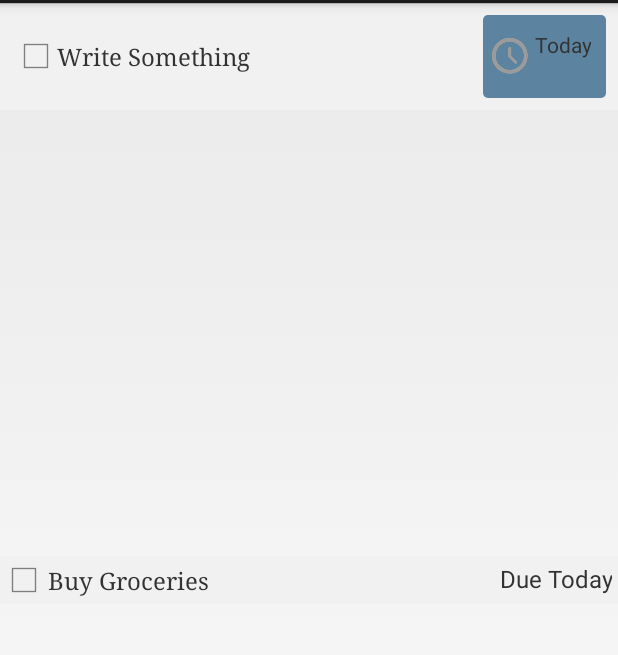
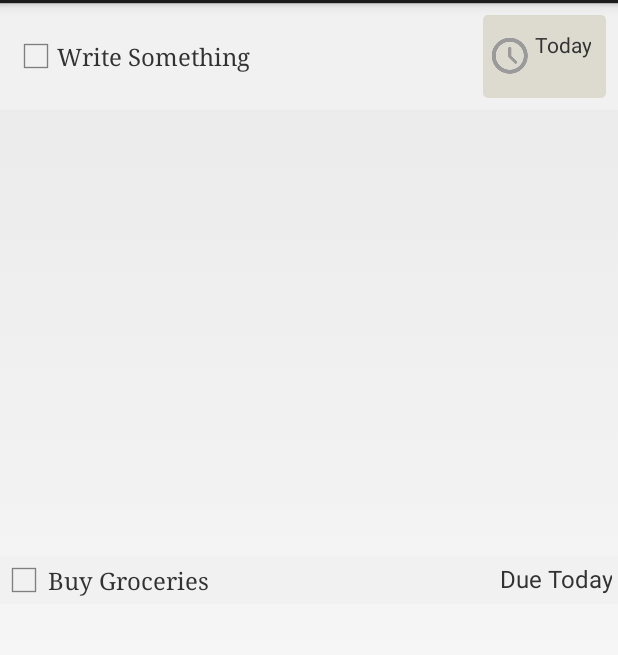
Before and after one commit to odedhb/SmartNote, an Android app: the layout enter_item.xml on its own in the app's theme, with its tools: preview values and no code run, on a phone screen of 412 x 824 dp, the part 69-724 px from its top. Run offline under Robolectric (Android 15) with nearby library versions, the phone set to English and light mode, and no system bars.

Commit message:
Design
Changed date button to look more like a button

```diff
--- a/SmartNoteApp/app/src/main/res/drawable/date.xml
+++ b/SmartNoteApp/app/src/main/res/drawable/date.xml
@@ -1,6 +1,6 @@
 <?xml version="1.0" encoding="utf-8"?>
 <shape xmlns:android="http://schemas.android.com/apk/res/android">
-    <solid android:color="#5c84a0"/>
+    <solid android:color="#dddad0"/>
     <corners
         android:radius="3dp" />
     <padding
--- a/SmartNoteApp/app/src/main/res/drawable/date_pressed.xml
+++ b/SmartNoteApp/app/src/main/res/drawable/date_pressed.xml
@@ -1,6 +1,6 @@
 <?xml version="1.0" encoding="utf-8"?>
 <shape xmlns:android="http://schemas.android.com/apk/res/android">
-<solid android:color="#d2d2d2"/>
+<solid android:color="#fff"/>
     <corners
         android:radius="3dp" />
     <padding
--- a/SmartNoteApp/app/src/main/res/values/strings.xml
+++ b/SmartNoteApp/app/src/main/res/values/strings.xml
@@ -9,5 +9,6 @@
     <string name="write_something">Write Something</string>
     <string name="due_today">Due Today</string>
     <string name="today">Today</string>
+    <string name="due">Due:</string>
 
 </resources>
```
Also changed, not shown: SmartNoteApp/app/src/main/res/drawable/selector_date.xml (added, +7 -0 lines), SmartNoteApp/app/src/main/res/layout/item.xml (+25 -19 lines).
